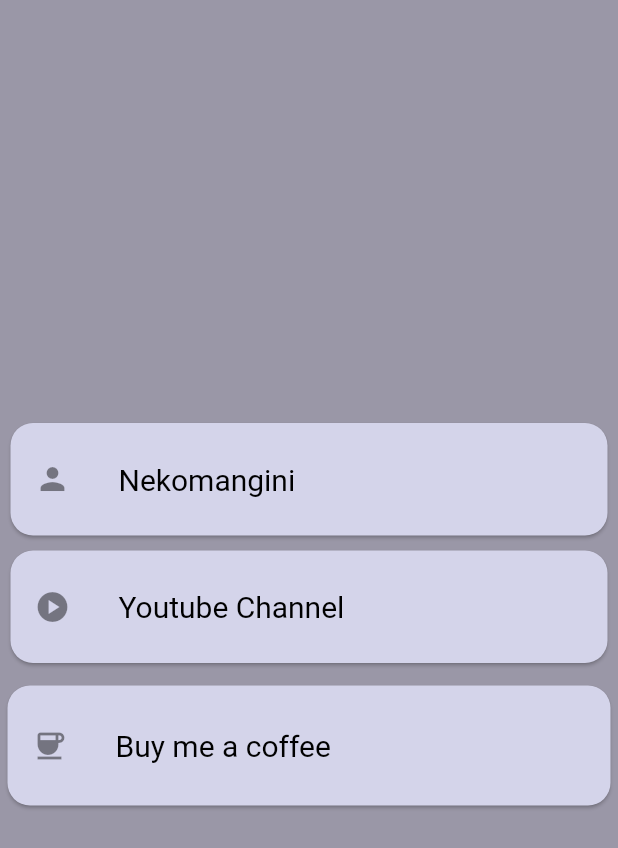
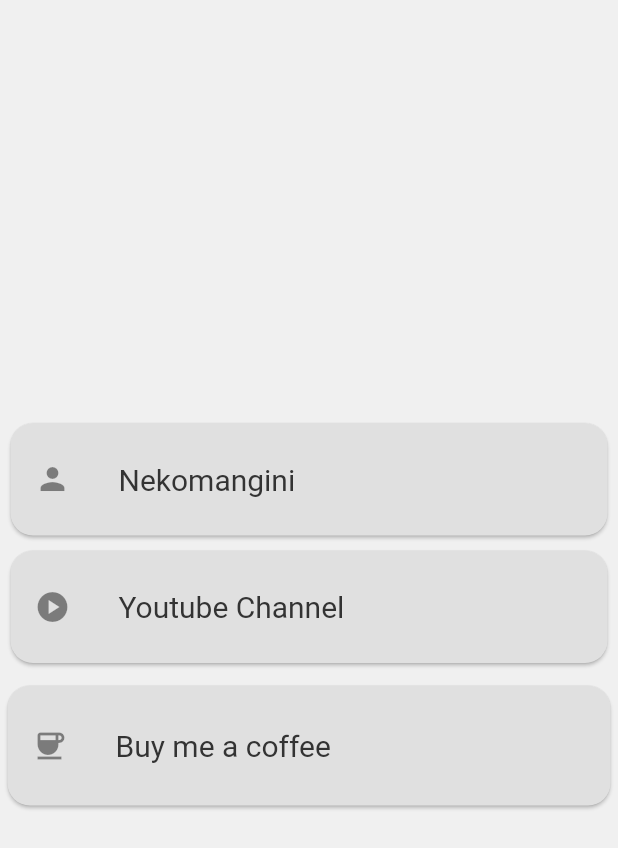
Before and after one commit to nekomangini/blenderkeys, a Flutter app: the Donate screen opened directly, on a phone screen of 412 x 824 dp. Shown: the top 848 px of the screen. Run offline on Flutter 3.47's test engine with Material 2 defaults, Android fonts, the phone set to English and light mode, and no system bars; our stand-ins replace animated_bottom_navigation_bar, easy_splash_screen, font_awesome_flutter; missing offline and left inert: blenderkeys_v2, unity_ads_plugin; Roboto replaces fonts that are missing (Source Sans Pro).

Commit message:
UI: changed the color scheme

```diff
--- a/lib/themes/color.dart
+++ b/lib/themes/color.dart
@@ -1,10 +1,27 @@
 import 'package:flutter/material.dart';
 
-const Color kAppbarTitleColor = Color(0xff5a5d85); // Color(0xffb9e6fc)
-const Color kAppbarBackgroundColor = Color(0xffd4d4ea); // Color(0xff63c4cf)
-const Color kBodyBackgroundColor = Color(0xff9D99A7); // Color(0xffb9e6fc)
-const Color kContentBackgroundColor = Color(0xffd4d4e5);
-const Color kInactiveIconColor = Color(0xff625f6a);
-const Color kCardBackgroundColor = Colors.white24;
-const Color kCardTextColor = Colors.black;
-const Color kBodyBackgroundColorAbout = Color(0xff9A97A7); // Color(0xffb9e6fc)
+// const Color kAppbarTitleColor = Color(0xff5a5d85); // Color(0xffb9e6fc)
+// const Color kAppbarBackgroundColor = Color(0xffd4d4ea); // Color(0xff63c4cf)
+// const Color kBodyBackgroundColor = Color(0xff9D99A7); // Color(0xffb9e6fc)
+// const Color kContentBackgroundColor = Color(0xffd4d4e5);
+// const Color kInactiveIconColor = Color(0xff625f6a);
+// const Color kCardBackgroundColor = Colors.white24;
+// const Color kCardTextColor = Colors.black;
+// const Color kBodyBackgroundColorAbout = Color(0xff9A97A7); // Color(0xffb9e6fc)
+
+const Color kAppbarTitleColor = Color(0xFF2B2B2B); // Dark gray for appbar title
+const Color kAppbarBackgroundColor =
+    Color(0xFFE0E0E0); // Light gray for appbar background
+const Color kBodyBackgroundColor =
+    Color(0xFFF5F5F5); // Very light gray for body background
+const Color kContentBackgroundColor =
+    Color(0xFFFFFFFF); // White for content background
+const Color kInactiveIconColor =
+    Color(0xFF9E9E9E); // Medium gray for inactive icons
+const Color kCardBackgroundColor =
+    Color(0xFFEEEEEE); // Light gray for card background
+const Color kCardTextColor = Color(0xFF333333); // Dark gray for card text
+const Color kBodyBackgroundColorAbout =
+    Color(0xFFF0F0F0); // Slightly different light gray for about section
+const Color kAccentColor =
+    Color(0xFF2196F3); // Blender-inspired blue for accents
```
